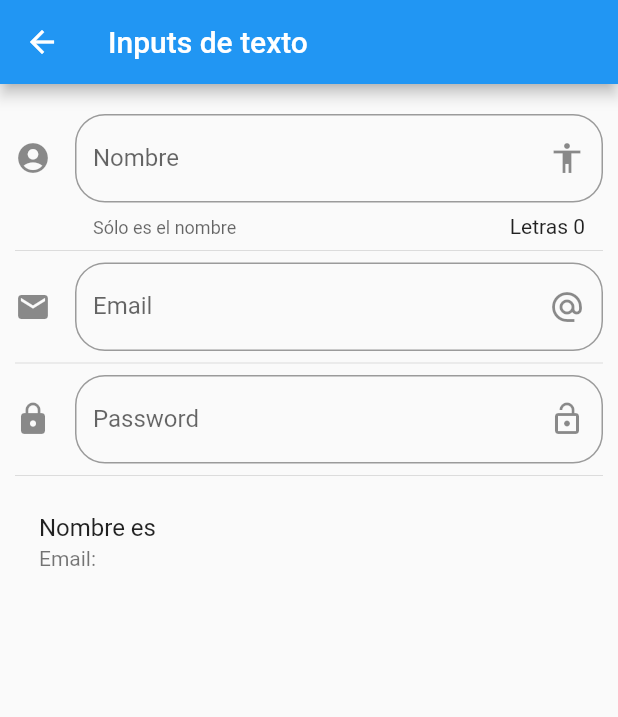
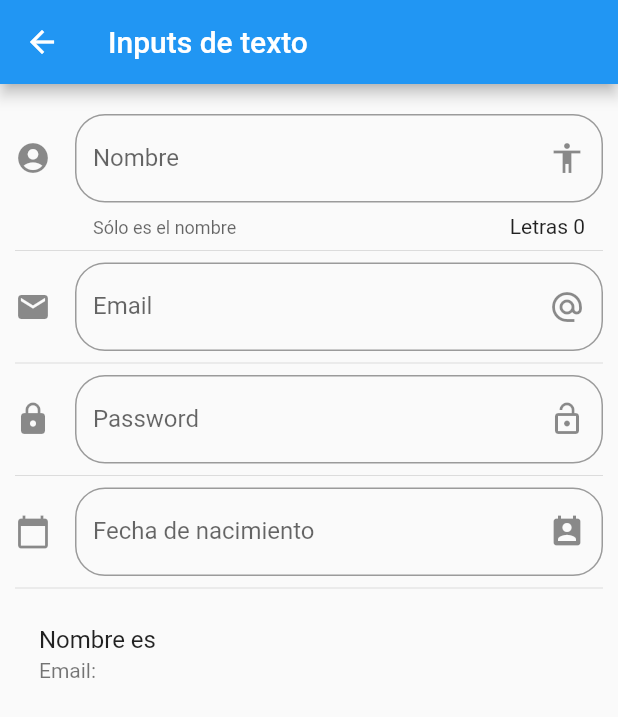
Before and after one commit to VictorBejarano/6-Componentes, a Flutter app: the InputPage screen opened by its route, on a phone screen of 412 x 824 dp. Shown: the top 717 px of the screen. Run offline on Flutter 3.47's test engine with Material 2 defaults, Android fonts, the phone set to English and light mode, and no system bars.

Commit message:
25 DatePicker

```diff
--- a/lib/src/pages/input_page.dart
+++ b/lib/src/pages/input_page.dart
@@ -10,6 +10,9 @@ class InputPage extends StatefulWidget {
 class _InputPageState extends State<InputPage> {
   String _nombre = '';
   String _email = '';
+  String _fecha = '';
+
+  TextEditingController _inputFieldDateController = new TextEditingController();
 
   @override
   Widget build(BuildContext context) {
@@ -25,6 +28,8 @@ class _InputPageState extends State<InputPage> {
           _crearEmail(),
           Divider(),
           _crearPassword(),
+          Divider(),
+          _crearFecha(),
           Divider(),
           _crearPersona()
         ],
@@ -88,4 +93,37 @@ class _InputPageState extends State<InputPage> {
       }),
     );
   }
+
+  Widget _crearFecha() {
+    return TextField(
+      enableInteractiveSelection: false,
+      controller: _inputFieldDateController,
+      decoration: InputDecoration(
+          border: OutlineInputBorder(borderRadius: BorderRadius.circular(20.0)),
+          hintText: 'Fecha de nacimiento',
+          labelText: 'Fecha de nacimiento',
+          suffixIcon: Icon(Icons.perm_contact_calendar),
+          icon: Icon(Icons.calendar_today)),
+      onTap: () {
+        FocusScope.of(context).requestFocus(new FocusNode());
+
+        _selectDate(context);
+      },
+    );
+  }
+
+  void _selectDate(BuildContext context) async {
+    DateTime picked = await showDatePicker(
+        context: context,
+        initialDate: new DateTime.now(),
+        firstDate: new DateTime(2018),
+        lastDate: new DateTime(2025));
+
+    if (picked != null) {
+      setState(() {
+        _fecha = picked.toString();
+        _inputFieldDateController.text = _fecha;
+      });
+    }
+  }
 }
```
